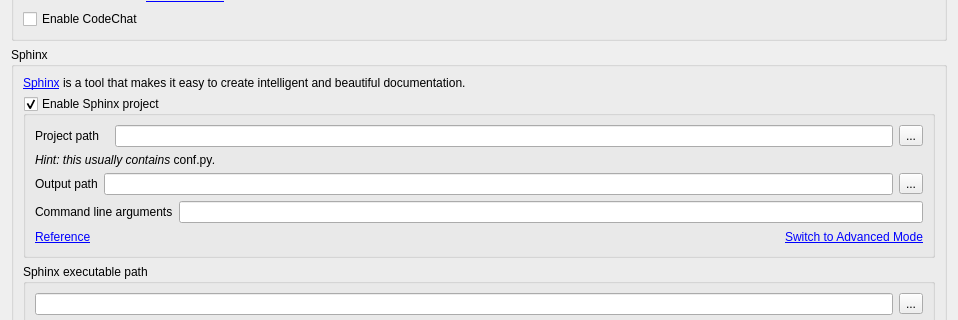
First picture: the form in enki/plugins/preview/Settings.ui, repository andreikop/enki, before the edit; both pictures show x 0 to 958 and y 111 to 431 of the 958 by 687 pixel window.
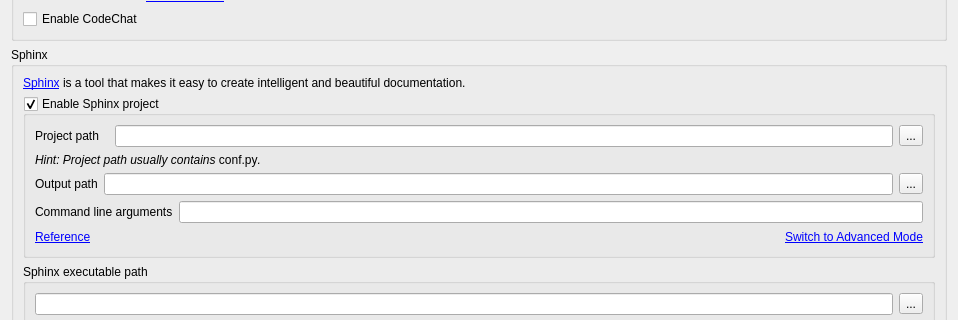
Second picture: the form after the edit.

Commit message: sphinx settings: longer hint

What changed in the file:
```diff
--- a/enki/plugins/preview/Settings.ui
+++ b/enki/plugins/preview/Settings.ui
@@ -120,7 +120,7 @@
          <item>
           <widget class="QLabel" name="lbSphinxProjectPathHint">
            <property name="text">
-            <string>&lt;html&gt;&lt;head/&gt;&lt;body&gt;&lt;p&gt;&lt;span style=&quot; font-style:italic;&quot;&gt;Hint: this usually contains &lt;/span&gt;&lt;span style=&quot; font-family:'Courier New,courier';&quot;&gt;conf.py&lt;/span&gt;&lt;span style=&quot; font-style:italic;&quot;&gt;.&lt;/span&gt;&lt;/p&gt;&lt;/body&gt;&lt;/html&gt;</string>
+            <string>&lt;html&gt;&lt;head/&gt;&lt;body&gt;&lt;p&gt;&lt;span style=&quot; font-style:italic;&quot;&gt;Hint: Project path usually contains &lt;/span&gt;&lt;span style=&quot; font-family:'Courier New,courier';&quot;&gt;conf.py&lt;/span&gt;&lt;span style=&quot; font-style:italic;&quot;&gt;.&lt;/span&gt;&lt;/p&gt;&lt;/body&gt;&lt;/html&gt;</string>
            </property>
           </widget>
          </item>
```
